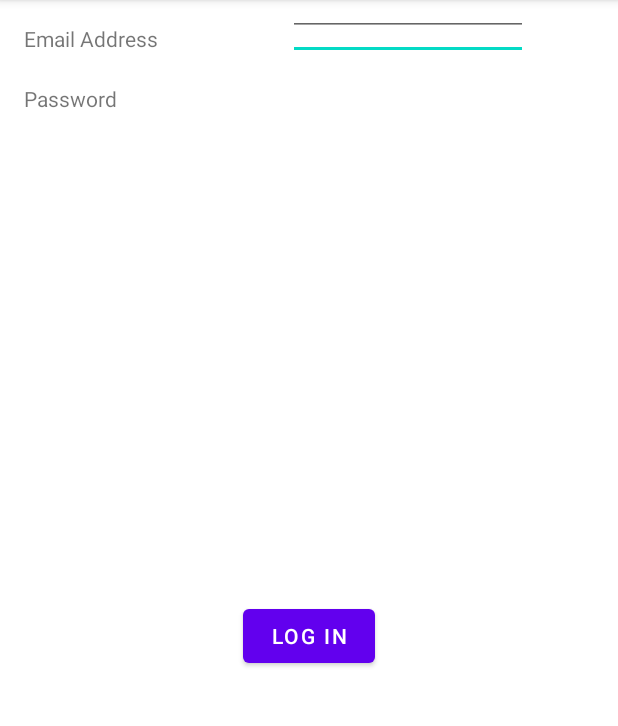
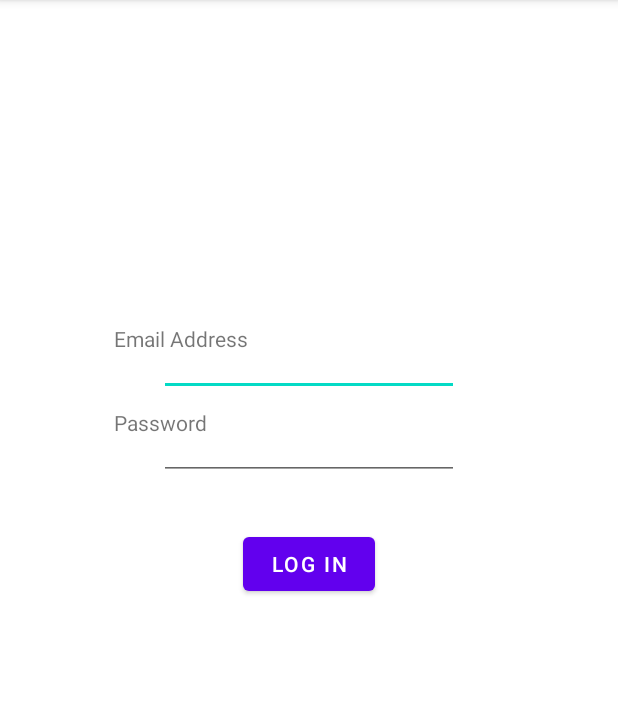
Before and after one commit to gavinrcodenext/MyDomilyApp, an Android app: the screen it shows after launch (MainActivity), on a phone screen of 412 x 824 dp, the part 84-810 px from its top. Run offline under Robolectric (Android 15) with nearby library versions, the phone set to English and light mode, and no system bars.

Commit message:
Fixed Log In Page layout and added label to Add Profile Button to MyDomily

```diff
--- a/app/src/main/res/layout/activity_main.xml
+++ b/app/src/main/res/layout/activity_main.xml
@@ -8,60 +8,57 @@
 
     <TextView
         android:id="@+id/textView2"
-        android:layout_width="160dp"
+        android:layout_width="100dp"
         android:layout_height="24dp"
-        android:layout_marginStart="16dp"
-        android:layout_marginLeft="16dp"
-        android:layout_marginTop="16dp"
+        android:layout_marginStart="76dp"
+        android:layout_marginLeft="76dp"
+        android:layout_marginTop="216dp"
         android:text="@string/username_input_label"
         app:layout_constraintStart_toStartOf="parent"
         app:layout_constraintTop_toTopOf="parent" />
 
     <EditText
         android:id="@+id/editTextTextPersonName3"
-        android:layout_width="160dp"
+        android:layout_width="200dp"
         android:layout_height="24dp"
-        android:layout_marginStart="16dp"
-        android:layout_marginLeft="16dp"
-        android:layout_marginTop="16dp"
         android:ems="10"
         android:inputType="textPersonName"
         android:text="Name"
-        app:layout_constraintStart_toEndOf="@+id/textView2"
-        app:layout_constraintTop_toTopOf="parent" />
+        app:layout_constraintEnd_toEndOf="parent"
+        app:layout_constraintStart_toStartOf="parent"
+        app:layout_constraintTop_toBottomOf="@+id/textView2" />
 
     <TextView
         android:id="@+id/textView3"
-        android:layout_width="160dp"
+        android:layout_width="65dp"
         android:layout_height="24dp"
-        android:layout_marginStart="16dp"
-        android:layout_marginLeft="16dp"
-        android:layout_marginTop="16dp"
+        android:layout_marginStart="76dp"
+        android:layout_marginLeft="76dp"
+        android:layout_marginTop="8dp"
         android:text="@string/password_input_label"
         app:layout_constraintStart_toStartOf="parent"
-        app:layout_constraintTop_toBottomOf="@+id/textView2" />
+        app:layout_constraintTop_toBottomOf="@+id/editTextTextPersonName3" />
 
     <EditText
         android:id="@+id/editTextTextPersonName4"
-        android:layout_width="160dp"
+        android:layout_width="200dp"
         android:layout_height="24dp"
-        android:layout_marginStart="16dp"
-        android:layout_marginLeft="16dp"
         android:ems="10"
         android:inputType="textPersonName"
         android:text="Name"
-        app:layout_constraintStart_toEndOf="@+id/textView3"
-        tools:layout_editor_absoluteY="52dp" />
+        app:layout_constraintEnd_toEndOf="parent"
+        app:layout_constraintStart_toStartOf="parent"
+        app:layout_constraintTop_toBottomOf="@+id/textView3" />
 
     <Button
         android:id="@+id/button"
         android:layout_width="wrap_content"
-        android:layout_height="wrap_content"
+        android:layout_height="48dp"
+        android:layout_marginTop="32dp"
         android:onClick="goToProfilePage"
         android:text="@string/log_in_button_label"
-        app:layout_constraintBottom_toBottomOf="parent"
         app:layout_constraintEnd_toEndOf="parent"
         app:layout_constraintStart_toStartOf="parent"
-        app:layout_constraintTop_toBottomOf="@+id/textView3" />
+        app:layout_constraintTop_toBottomOf="@+id/editTextTextPersonName4" />
 
 </androidx.constraintlayout.widget.ConstraintLayout>
--- a/app/src/main/res/layout/activity_profile_page.xml
+++ b/app/src/main/res/layout/activity_profile_page.xml
@@ -10,8 +10,9 @@
         android:id="@+id/button2"
         android:layout_width="wrap_content"
         android:layout_height="wrap_content"
-        android:text="Button"
+        android:layout_marginTop="16dp"
+        android:text="@string/add_profile_button_label"
         app:layout_constraintEnd_toEndOf="parent"
         app:layout_constraintStart_toStartOf="parent"
-        tools:layout_editor_absoluteY="28dp" />
+        app:layout_constraintTop_toTopOf="parent" />
 </androidx.constraintlayout.widget.ConstraintLayout>
--- a/app/src/main/res/values/strings.xml
+++ b/app/src/main/res/values/strings.xml
@@ -3,5 +3,6 @@
     <string name="username_input_label">Email Address</string>
     <string name="password_input_label">Password</string>
     <string name="log_in_button_label">Log In</string>
+    <string name="add_profile_button_label">Add Profile</string>
 
 </resources>
```
